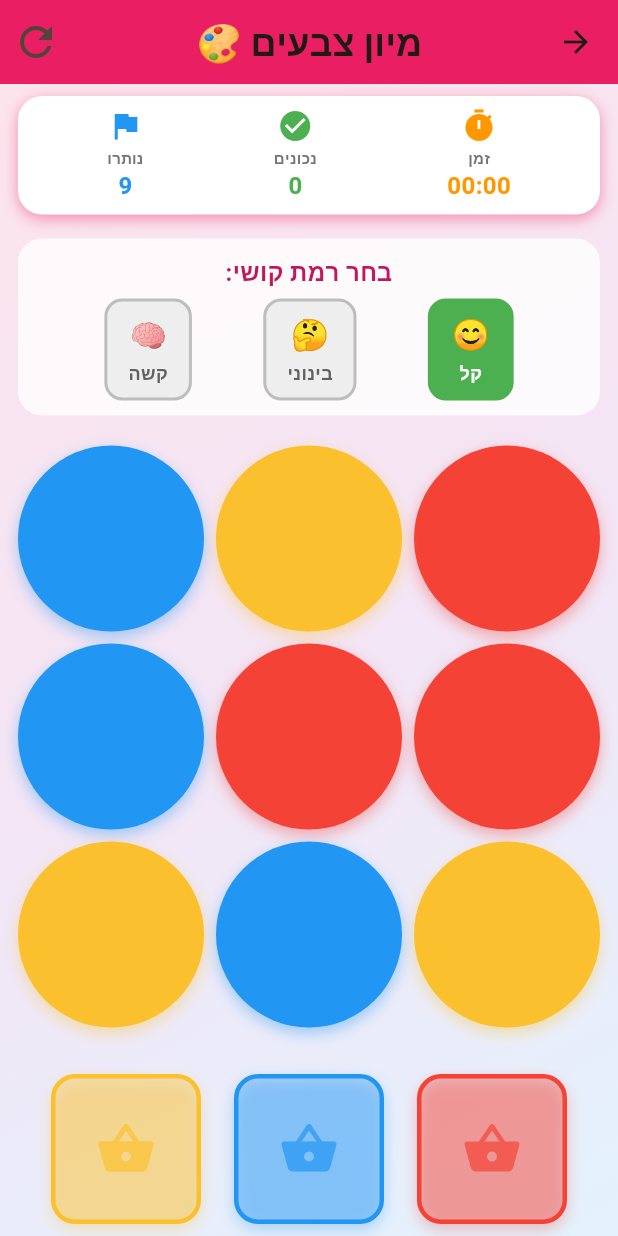
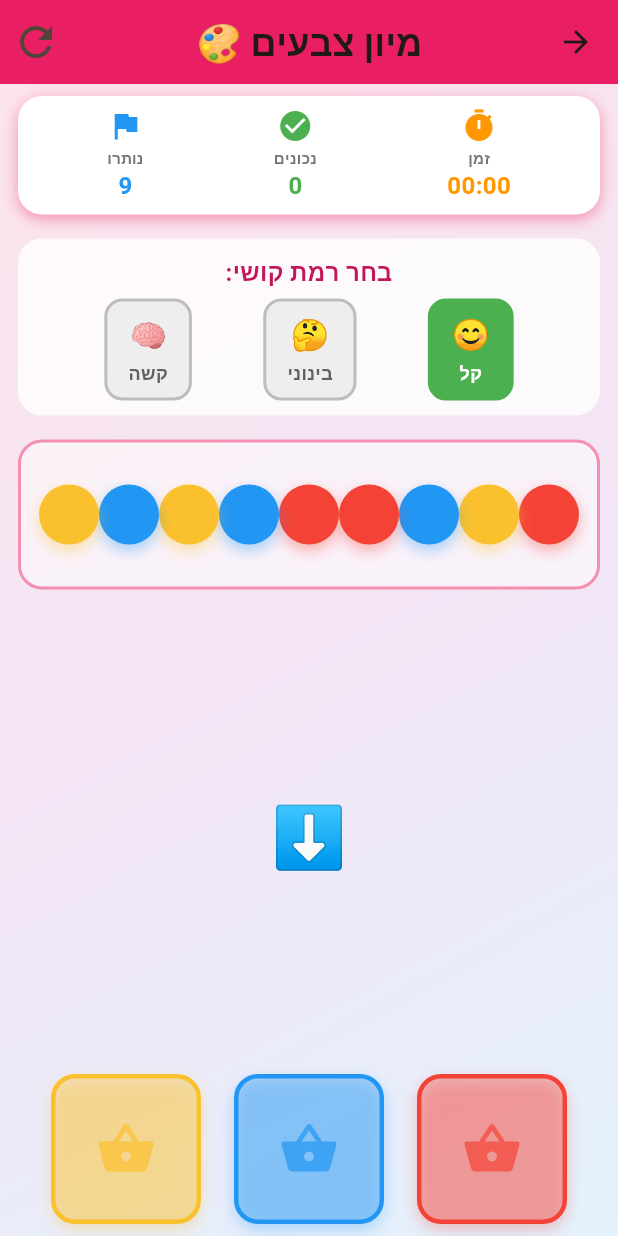
Before and after one commit to cohenra/learning-games, a Flutter app: the ColorsSortingGameScreen screen opened directly, on a phone screen of 412 x 824 dp. Run offline on Flutter 3.47's test engine with Material 3 defaults, Android fonts, the phone set to English and light mode, and no system bars; our stand-ins replace flutter_tts, shared_preferences; accounts and stored records are empty; Roboto replaces fonts that are missing (Rubik).

Commit message:
Fix CRITICAL: Color Sorting layout - items now in ONE row at top
Previous mistake:
- Items were HUGE, taking full screen width
- Used Wrap widget allowing multiple rows
- Items area was Expanded, taking all available space
- Impossible to see baskets or drag properly
- NOT child-friendly UX

Correct implementation:
1. Items area: FIXED height (100px) at top
   - Container with fixed height
   - Row (not Wrap!) - forces single row
   - Items sized 40-60px (small circles)
   - MainAxisAlignment.spaceEvenly for good spacing

2. Middle area: Expanded empty space
   - Shows arrow pointing down (⬇️)
   - Provides drag distance for motor skill development
   - Clear visual separation

3. Baskets area: Fixed at bottom (100px height)
   - Already properly sized

Layout now:
┌─────────────────────────┐
│ Stats Panel             │
├─────────────────────────┤
│ 🔴 🔵 🟡 🟢 🟠 🟣 ← Items (100px)
├─────────────────────────┤
│                         │
│         ⬇️               │ ← Drag space
│                         │
├─────────────────────────┤
│ 🗑️ 🗑️ 🗑️ 🗑️ 🗑️ 🗑️ ← Baskets (100px)
└─────────────────────────┘

Result:
- ALL items visible in ONE row at top
- Proper drag distance for children
- Baskets clearly visible at bottom
- NO scrolling needed
- Child-friendly ergonomics

This is what was SUPPOSED to be from the start!

```diff
--- a/lib/modules/colors/colors_sorting_game_screen.dart
+++ b/lib/modules/colors/colors_sorting_game_screen.dart
@@ -303,12 +303,25 @@ class _ColorsSortingGameScreenState extends State<ColorsSortingGameScreen>
               if (!_gameStarted) _buildDifficultySelector(l10n, isHebrew),
               if (!_gameStarted) const SizedBox(height: 8),
 
-              // אזור פריטים לגרירה
+              // אזור פריטים לגרירה - בחלק העליון, גובה קבוע
+              _buildItemsArea(),
+
+              // אזור גרירה ריק באמצע
               Expanded(
-                child: _buildItemsArea(),
+                child: Container(
+                  color: Colors.transparent,
+                  child: Center(
+                    child: Text(
+                      _items.isEmpty && !_gameCompleted
+                          ? ''
+                          : _items.isEmpty
+                              ? '🎉'
+                              : '⬇️',
+                      style: TextStyle(fontSize: 40, color: Colors.grey.shade300),
                     ),
-
-              const SizedBox(height: 8),
+                  ),
+                ),
+              ),
 
               // סלים בתחתית
               _buildBasketsArea(),
@@ -489,51 +502,49 @@ class _ColorsSortingGameScreenState extends State<ColorsSortingGameScreen>
   }
 
   Widget _buildItemsArea() {
-    if (_items.isEmpty && _gameCompleted) {
-      return Center(
-        child: Column(
-          mainAxisAlignment: MainAxisAlignment.center,
-          children: [
-            const Text('🎉', style: TextStyle(fontSize: 80)),
-            const SizedBox(height: 16),
-            Text(
+    // גובה קבוע לאזור הפריטים - בחלק העליון בלבד!
+    return Container(
+      height: 100,
+      margin: const EdgeInsets.symmetric(horizontal: 12, vertical: 8),
+      padding: const EdgeInsets.all(12),
+      decoration: BoxDecoration(
+        color: Colors.white.withOpacity(0.5),
+        borderRadius: BorderRadius.circular(16),
+        border: Border.all(color: Colors.pink.shade200, width: 2),
+      ),
+      child: _items.isEmpty
+          ? Center(
+              child: Text(
                 Localizations.localeOf(context).languageCode == 'he'
-                  ? 'כל הכבוד! סיימת!'
-                  : 'Well Done! Completed!',
+                    ? '✨ כל הכבוד! ✨'
+                    : '✨ Well Done! ✨',
                 style: TextStyle(
-                fontSize: 28,
+                  fontSize: 24,
                   fontWeight: FontWeight.bold,
-                color: Colors.pink.shade700,
+                  color: Colors.pink.shade600,
                 ),
               ),
-          ],
-        ),
-      );
-    }
+            )
+          : LayoutBuilder(
+              builder: (context, constraints) {
+                // חישוב גודל קטן וקבוע לפריטים
+                final availableWidth = constraints.maxWidth;
+                final spacing = 8.0;
+                final totalSpacing = (_items.length - 1) * spacing;
 
-    return LayoutBuilder(
-      builder: (context, constraints) {
-        // חישוב גודל פריט לפי מקום זמין
-        final itemsPerRow = _difficulty == EASY ? 3 : _difficulty == MEDIUM ? 4 : 5;
-        final spacing = 8.0;
-        final padding = 12.0;
+                // גודל מקסימלי לפריט
+                final calculatedSize = (availableWidth - totalSpacing) / _items.length;
+                // מגביל את הגודל ל-60px מקסימום, 40px מינימום
+                final itemSize = calculatedSize.clamp(40.0, 60.0);
 
-        final availableWidth = constraints.maxWidth - (padding * 2);
-        final totalSpacing = (itemsPerRow - 1) * spacing;
-        final itemSize = (availableWidth - totalSpacing) / itemsPerRow;
-
-        return Padding(
-          padding: const EdgeInsets.all(12),
-          child: Wrap(
-            spacing: spacing,
-            runSpacing: spacing,
-            alignment: WrapAlignment.center,
+                return Row(
+                  mainAxisAlignment: MainAxisAlignment.spaceEvenly,
                   children: _items.map((item) {
                     return _buildDraggableItem(item, itemSize);
                   }).toList(),
-          ),
                 );
               },
+            ),
     );
   }
 
```
Lines whose indentation alone changed are shown as unchanged.
